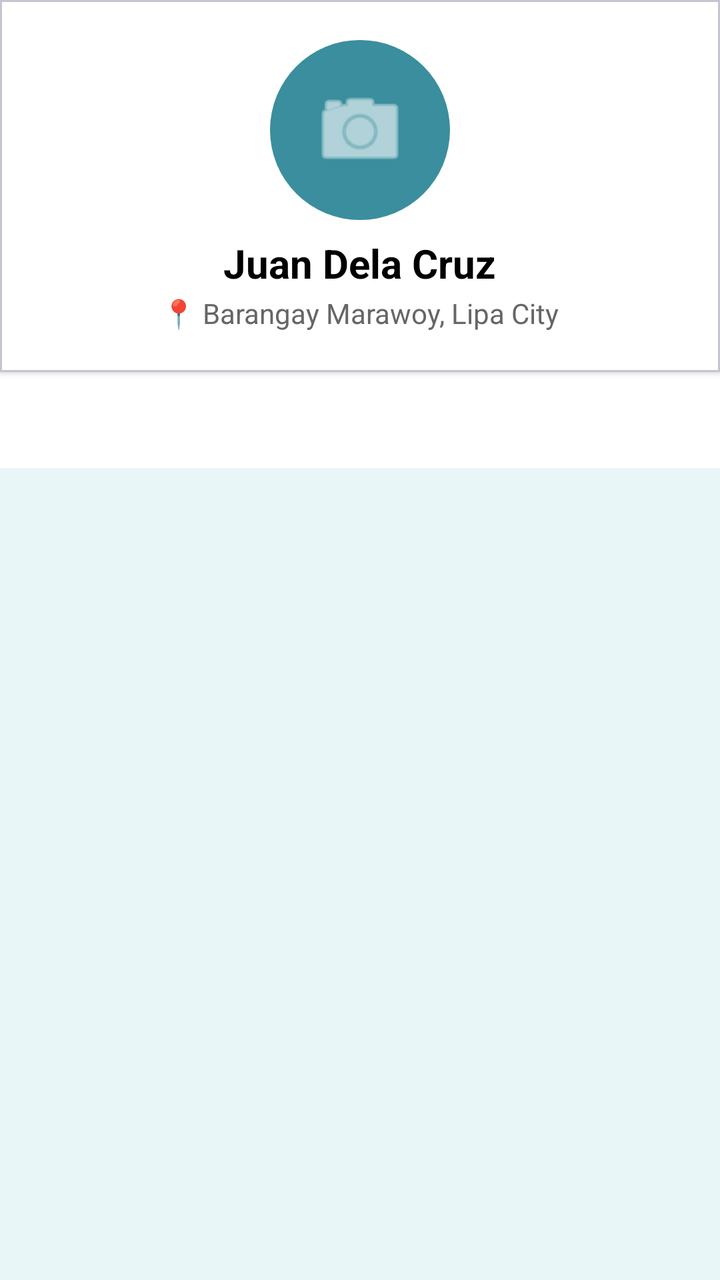
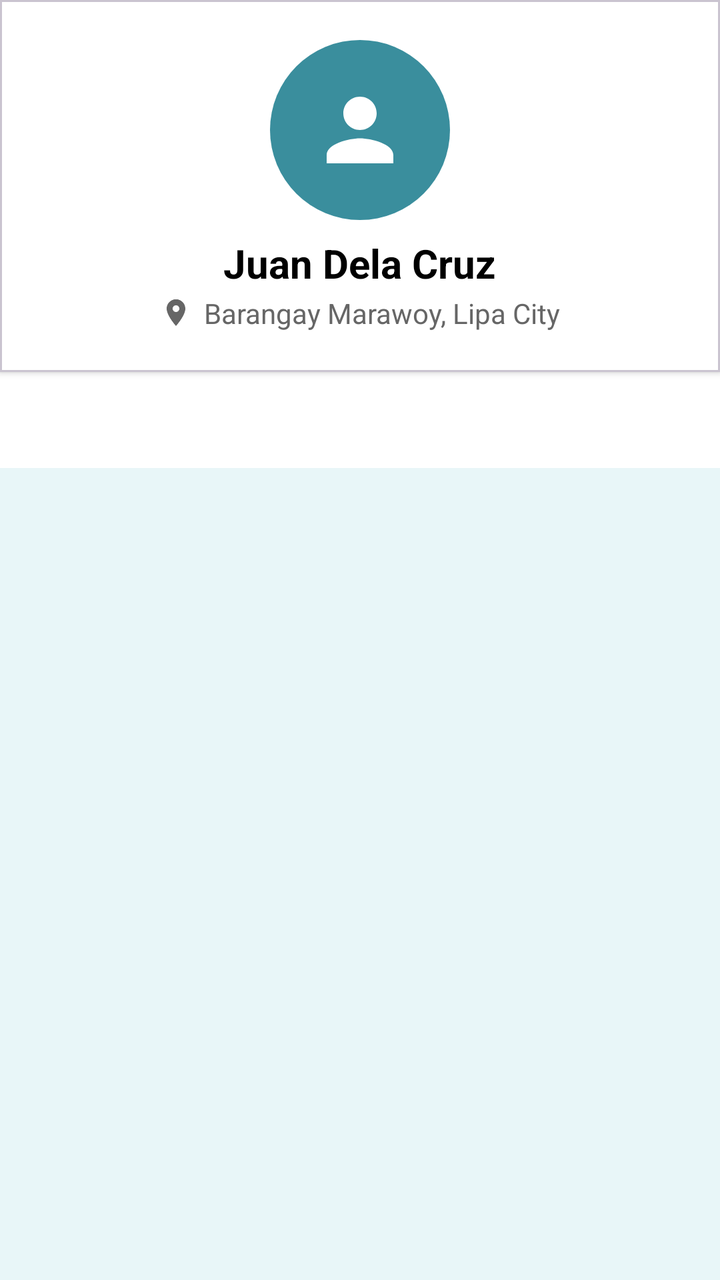

The first picture is an Android layout as it rendered before a commit; the second is the same layout after the commit. The layout source and the unified diff follow.
<!-- AndroidManifest.xml: application theme Theme.PharmaFind -->
<!-- res/layout/fragment_customer_profile.xml -->
<?xml version="1.0" encoding="utf-8"?>
<LinearLayout xmlns:android="http://schemas.android.com/apk/res/android"
    xmlns:app="http://schemas.android.com/apk/res-auto"
    android:layout_width="match_parent"
    android:layout_height="match_parent"
    android:orientation="vertical"
    android:background="@color/background_light">

    
    <com.google.android.material.card.MaterialCardView
        android:layout_width="match_parent"
        android:layout_height="wrap_content"
        app:cardCornerRadius="0dp"
        app:cardElevation="2dp"
        app:cardBackgroundColor="@color/white">

        <LinearLayout
            android:layout_width="match_parent"
            android:layout_height="wrap_content"
            android:gravity="center"
            android:orientation="vertical"
            android:padding="20dp">

            
            <ImageView
                android:id="@+id/ivProfilePicture"
                android:layout_width="90dp"
                android:layout_height="90dp"
                android:background="@drawable/circle_background"
                android:backgroundTint="@color/primary_teal"
                android:padding="20dp"
                android:src="@android:drawable/ic_menu_camera"
                app:tint="@color/white" />

            <TextView
                android:id="@+id/tvProfileName"
                android:layout_width="wrap_content"
                android:layout_height="wrap_content"
                android:layout_marginTop="8dp"
                android:text="Juan Dela Cruz"
                android:textColor="@color/black"
                android:textSize="20sp"
                android:textStyle="bold" />

            <TextView
                android:id="@+id/tvProfileLocation"
                android:layout_width="wrap_content"
                android:layout_height="wrap_content"
                android:layout_marginTop="2dp"
                android:text="📍 Barangay Marawoy, Lipa City"
                android:textColor="@color/text_gray"
                android:textSize="14sp" />

        </LinearLayout>
    </com.google.android.material.card.MaterialCardView>

    
    <com.google.android.material.tabs.TabLayout
        android:id="@+id/profileTabLayout"
        android:layout_width="match_parent"
        android:layout_height="wrap_content"
        android:background="@color/white"
        app:tabIndicatorColor="@color/primary_teal"
        app:tabSelectedTextColor="@color/primary_teal"
        app:tabTextColor="@color/text_gray" />

    
    <androidx.viewpager2.widget.ViewPager2
        android:id="@+id/profileViewPager"
        android:layout_width="match_parent"
        android:layout_height="match_parent" />

</LinearLayout>
<!-- resources referenced by this layout -->
<resources>
  <color name="background_light">#E8F6F8</color>
  <color name="black">#FF000000</color>
  <color name="primary_teal">#3A8E9D</color>
  <color name="text_gray">#666666</color>
  <color name="white">#FFFFFFFF</color>
  <!-- drawable circle_background (drawable) -->
  <?xml version="1.0" encoding="utf-8"?>
  <shape xmlns:android="http://schemas.android.com/apk/res/android"
      android:shape="oval">
      <solid android:color="#A0D8D8" />
  </shape>
  <style name="Theme.PharmaFind" parent="Base.Theme.PharmaFind">
          <item name="colorPrimary">@color/primary_teal</item>
          <item name="colorOnPrimary">@color/white</item>
          <item name="colorPrimaryContainer">@color/teal_container</item>
          <item name="colorOnPrimaryContainer">@color/primary_dark</item>
          <item name="colorSecondary">@color/primary_teal</item>
          <item name="colorOnSecondary">@color/white</item>
          <item name="colorSecondaryContainer">@color/teal_container</item>
          <item name="colorOnSecondaryContainer">@color/primary_dark</item>
          <item name="colorSurface">@color/white</item>
          <item name="colorOnSurface">@color/on_surface</item>
          <item name="colorSurfaceVariant">@color/surface_variant</item>
          <item name="colorOnSurfaceVariant">@color/on_surface_variant</item>
          <item name="colorOutline">@color/outline</item>
          <item name="colorSurfaceContainerLowest">@color/white</item>
          <item name="colorSurfaceContainerLow">@color/surface_container_low</item>
          <item name="colorSurfaceContainer">@color/surface_container</item>
          <item name="colorSurfaceContainerHigh">@color/surface_container_high</item>
          <item name="colorSurfaceContainerHighest">@color/surface_container_highest</item>
          
          <item name="elevationOverlayEnabled">false</item>
      </style>
  <style name="Base.Theme.PharmaFind" parent="Theme.Material3.Light.NoActionBar">
          <item name="android:forceDarkAllowed" tools:targetApi="q">false</item>
          
          
      </style>
  <color name="teal_container">#D6EEF1</color>
  <color name="primary_dark">#1F6371</color>
  <color name="on_surface">#1B1F21</color>
  <color name="surface_variant">#E3EBEC</color>
  <color name="on_surface_variant">#3F484A</color>
  <color name="outline">#6F797A</color>
  <color name="surface_container_low">#F4F8F8</color>
  <color name="surface_container">#EEF3F4</color>
  <color name="surface_container_high">#E8EEEF</color>
  <color name="surface_container_highest">#E2E9EA</color>
</resources>

<!-- the commit's change to res/layout/fragment_customer_profile.xml (unified diff, before → after) -->
@@ -29,7 +29,7 @@
                 android:background="@drawable/circle_background"
                 android:backgroundTint="@color/primary_teal"
                 android:padding="20dp"
-                android:src="@android:drawable/ic_menu_camera"
+                android:src="@drawable/ic_person"
                 app:tint="@color/white" />
 
             <TextView
@@ -47,7 +47,10 @@
                 android:layout_width="wrap_content"
                 android:layout_height="wrap_content"
                 android:layout_marginTop="2dp"
-                android:text="📍 Barangay Marawoy, Lipa City"
+                android:drawablePadding="6dp"
+                android:drawableStart="@drawable/ic_location_on_16"
+                android:drawableTint="@color/text_gray"
+                android:text="Barangay Marawoy, Lipa City"
                 android:textColor="@color/text_gray"
                 android:textSize="14sp" />
 
<!-- resource entries referenced after the edit -->
@@ -11,6 +11,28 @@
       android:shape="oval">
       <solid android:color="#A0D8D8" />
   </shape>
+  <!-- drawable ic_location_on_16 (drawable) -->
+  <?xml version="1.0" encoding="utf-8"?>
+  <vector xmlns:android="http://schemas.android.com/apk/res/android"
+      android:width="16dp"
+      android:height="16dp"
+      android:viewportWidth="24"
+      android:viewportHeight="24">
+      <path
+          android:fillColor="#FF000000"
+          android:pathData="M12,2C8.13,2 5,5.13 5,9c0,5.25 7,13 7,13s7,-7.75 7,-13c0,-3.87 -3.13,-7 -7,-7zM12,11.5c-1.38,0 -2.5,-1.12 -2.5,-2.5s1.12,-2.5 2.5,-2.5 2.5,1.12 2.5,2.5 -1.12,2.5 -2.5,2.5z" />
+  </vector>
+  <!-- drawable ic_person (drawable) -->
+  <?xml version="1.0" encoding="utf-8"?>
+  <vector xmlns:android="http://schemas.android.com/apk/res/android"
+      android:width="24dp"
+      android:height="24dp"
+      android:viewportWidth="24"
+      android:viewportHeight="24">
+      <path
+          android:fillColor="#FF000000"
+          android:pathData="M12,12c2.21,0 4,-1.79 4,-4s-1.79,-4 -4,-4 -4,1.79 -4,4 1.79,4 4,4zM12,14c-2.67,0 -8,1.34 -8,4v2h16v-2c0,-2.66 -5.33,-4 -8,-4z" />
+  </vector>
   <style name="Theme.PharmaFind" parent="Base.Theme.PharmaFind">
           <item name="colorPrimary">@color/primary_teal</item>
           <item name="colorOnPrimary">@color/white</item>
